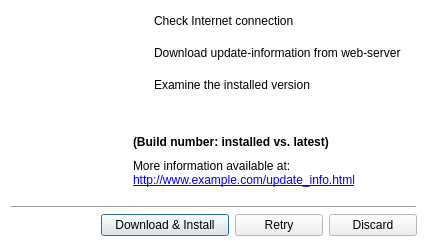
First picture: the form in gui/win_updater.ui, repository lordmulder/Simple-x264-Launcher, before the edit.
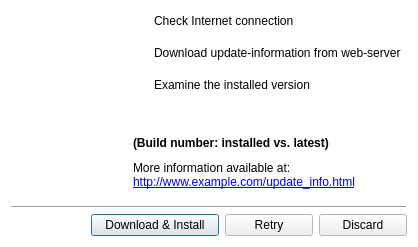
Second picture: the form after the edit. Icons and pictures are not drawn.

What changed in the file:
```diff
--- a/gui/win_updater.ui
+++ b/gui/win_updater.ui
@@ -9,7 +9,7 @@
    <rect>
     <x>0</x>
     <y>0</y>
-    <width>428</width>
+    <width>418</width>
     <height>247</height>
    </rect>
   </property>
@@ -355,22 +355,6 @@
            </item>
           </layout>
          </item>
-         <item>
-          <spacer name="verticalSpacer_7">
-           <property name="orientation">
-            <enum>Qt::Vertical</enum>
-           </property>
-           <property name="sizeType">
-            <enum>QSizePolicy::Fixed</enum>
-           </property>
-           <property name="sizeHint" stdset="0">
-            <size>
-             <width>20</width>
-             <height>8</height>
-            </size>
-           </property>
-          </spacer>
-         </item>
          <item>
           <spacer name="verticalSpacer_6">
            <property name="orientation">
@@ -385,7 +369,27 @@
           </spacer>
          </item>
          <item>
+          <spacer name="verticalSpacer_8">
+           <property name="orientation">
+            <enum>Qt::Vertical</enum>
+           </property>
+           <property name="sizeHint" stdset="0">
+            <size>
+             <width>20</width>
+             <height>0</height>
+            </size>
+           </property>
+          </spacer>
+         </item>
+         <item>
+          <widget class="QFrame" name="frameAnimation">
+           <property name="lineWidth">
+            <number>0</number>
+           </property>
           <layout class="QHBoxLayout" name="horizontalLayout_7">
+            <property name="margin">
+             <number>0</number>
+            </property>
            <item>
             <spacer name="horizontalSpacer_6">
              <property name="orientation">
@@ -419,7 +423,7 @@
              </property>
              <property name="sizeHint" stdset="0">
               <size>
-               <width>3</width>
+                <width>5</width>
                <height>20</height>
               </size>
              </property>
@@ -445,7 +449,7 @@
              </property>
              <property name="sizeHint" stdset="0">
               <size>
-               <width>3</width>
+                <width>5</width>
                <height>20</height>
               </size>
              </property>
@@ -475,6 +479,7 @@
             </spacer>
            </item>
           </layout>
+          </widget>
          </item>
          <item>
           <widget class="QLabel" name="labelBuildNo">
@@ -494,13 +499,10 @@
            <property name="orientation">
             <enum>Qt::Vertical</enum>
            </property>
-           <property name="sizeType">
-            <enum>QSizePolicy::Fixed</enum>
-           </property>
            <property name="sizeHint" stdset="0">
             <size>
              <width>20</width>
-             <height>10</height>
+             <height>0</height>
             </size>
            </property>
           </spacer>
```
Lines whose indentation alone changed are shown as unchanged.
